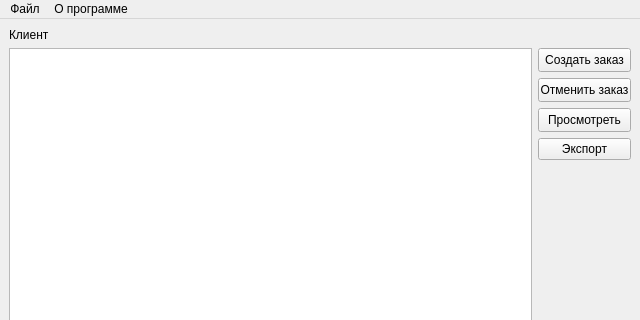
Qt form mainwindowclient.ui (MukizuL/Retail-Sale-App) before a commit; both pictures show x 0 to 640 and y 0 to 320 of the 640 by 480 pixel window.
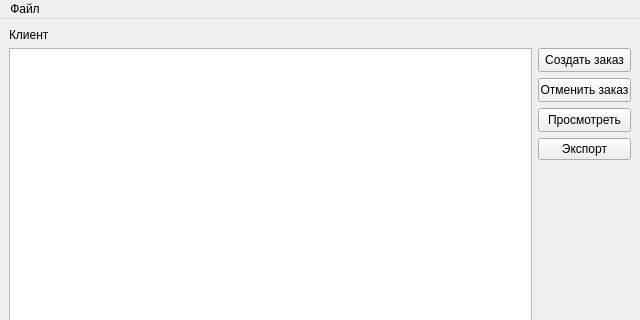
The same form after that commit.

Patch:
```diff
--- a/mainwindowclient.ui
+++ b/mainwindowclient.ui
@@ -201,14 +201,10 @@
     <property name="title">
      <string>Файл</string>
     </property>
-   </widget>
-   <widget class="QMenu" name="menu_2">
-    <property name="title">
-     <string>О программе</string>
-    </property>
+    <addaction name="action_profile"/>
+    <addaction name="action"/>
    </widget>
    <addaction name="menu"/>
-   <addaction name="menu_2"/>
   </widget>
   <widget class="QStatusBar" name="statusbar"/>
  </widget>
```
Left out of the diff: 10 changed lines with no effect on the pictures.
